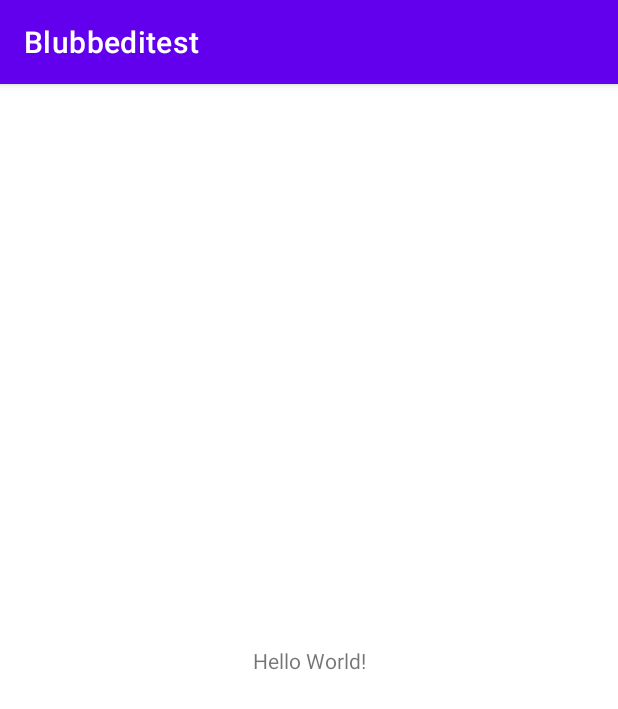
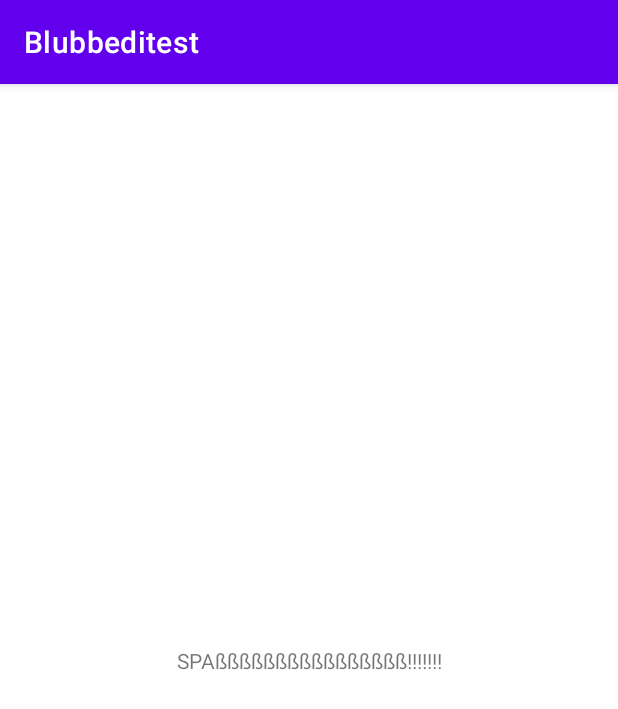
Before and after one commit to JosephineStoehr/Blubbeditest, an Android app: the screen it shows after launch (MainActivity), on a phone screen of 412 x 824 dp. Shown: the top 709 px of the screen. Run offline under Robolectric (Android 15) with nearby library versions, the phone set to English and light mode, and no system bars.

Commit message:
das nervt

```diff
--- a/app/src/main/res/layout/activity_main.xml
+++ b/app/src/main/res/layout/activity_main.xml
@@ -9,7 +9,7 @@
     <TextView
         android:layout_width="wrap_content"
         android:layout_height="wrap_content"
-        android:text="Hello World!"
+        android:text="SPAßßßßßßßßßßßßßßßß!!!!!!!"
         app:layout_constraintBottom_toBottomOf="parent"
         app:layout_constraintLeft_toLeftOf="parent"
         app:layout_constraintRight_toRightOf="parent"
--- a/build.gradle
+++ b/build.gradle
@@ -5,7 +5,7 @@ buildscript {
         mavenCentral()
     }
     dependencies {
-        classpath "com.android.tools.build:gradle:7.0.2"
+        classpath 'com.android.tools.build:gradle:7.0.3'
         classpath "org.jetbrains.kotlin:kotlin-gradle-plugin:1.5.31"
 
         // NOTE: Do not place your application dependencies here; they belong
```
